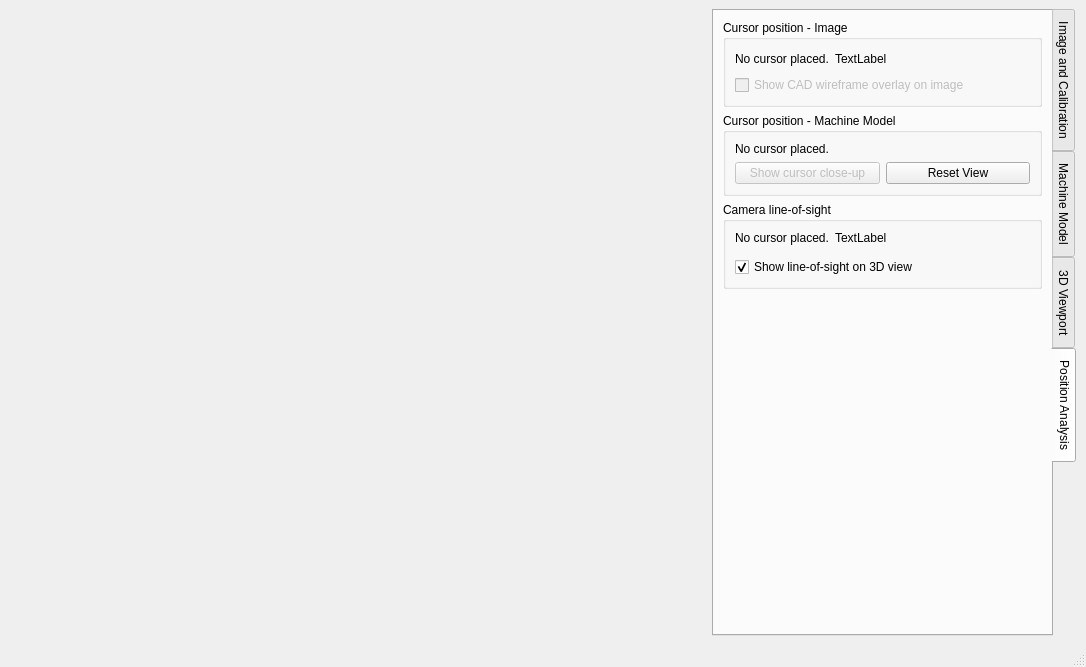
This is calcam/gui/qt_designer_files/image_analyser.ui in euratom-software/calcam as Qt 5 draws it before an edit. The edited form follows.
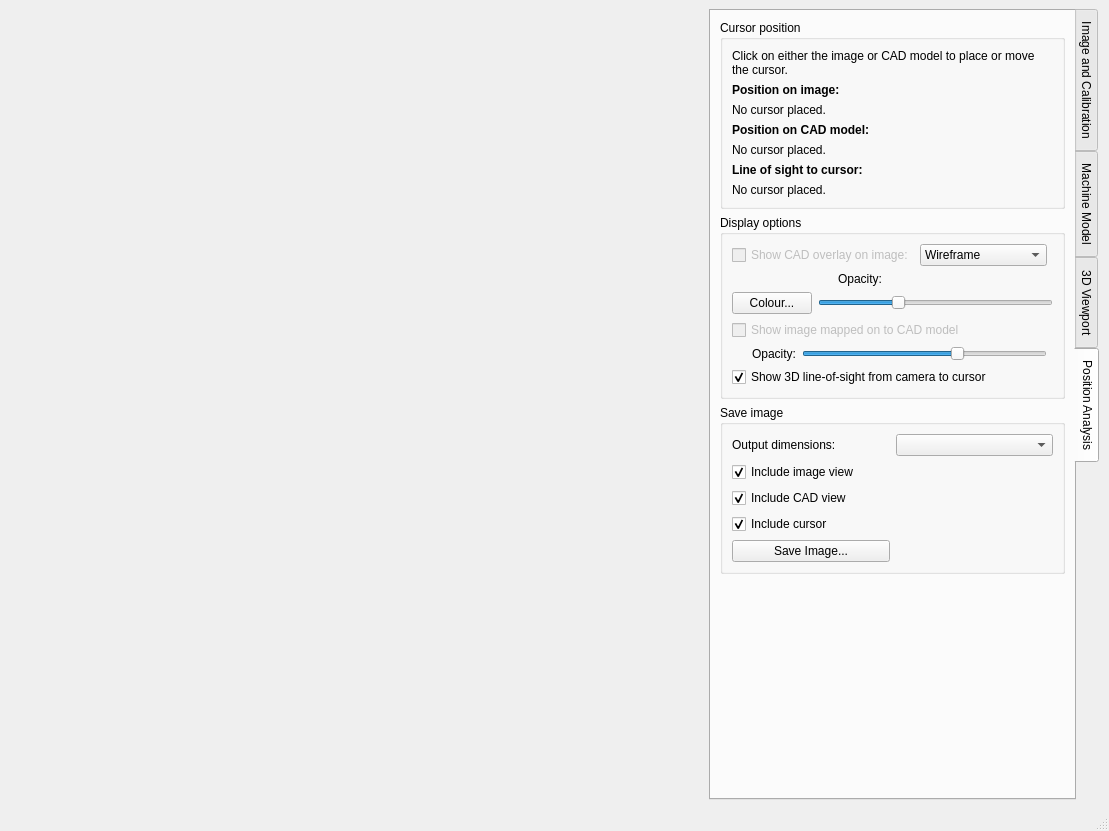
This is the edited form. The open tabs and pages were chosen to show the change.

```diff
--- a/calcam/gui/qt_designer_files/image_analyser.ui
+++ b/calcam/gui/qt_designer_files/image_analyser.ui
@@ -6,8 +6,8 @@
    <rect>
     <x>0</x>
     <y>0</y>
-    <width>1086</width>
-    <height>667</height>
+    <width>1109</width>
+    <height>831</height>
    </rect>
   </property>
   <property name="sizePolicy">
@@ -211,12 +211,153 @@
           </layout>
          </widget>
         </item>
+        <item>
+         <widget class="QGroupBox" name="image_settings">
+          <property name="sizePolicy">
+           <sizepolicy hsizetype="Expanding" vsizetype="Minimum">
+            <horstretch>0</horstretch>
+            <verstretch>0</verstretch>
+           </sizepolicy>
+          </property>
+          <property name="title">
+           <string>Image</string>
+          </property>
+          <layout class="QVBoxLayout" name="verticalLayout_7">
+           <item>
+            <widget class="QLabel" name="image_info">
+             <property name="sizePolicy">
+              <sizepolicy hsizetype="Expanding" vsizetype="Preferred">
+               <horstretch>0</horstretch>
+               <verstretch>0</verstretch>
+              </sizepolicy>
+             </property>
+             <property name="text">
+              <string>Image Info</string>
+             </property>
+            </widget>
+           </item>
+           <item>
+            <widget class="QWidget" name="widget_4" native="true">
+             <layout class="QGridLayout" name="gridLayout_7">
+              <property name="leftMargin">
+               <number>0</number>
+              </property>
+              <property name="topMargin">
+               <number>0</number>
+              </property>
+              <property name="rightMargin">
+               <number>0</number>
+              </property>
+              <property name="bottomMargin">
+               <number>0</number>
+              </property>
+             </layout>
+            </widget>
+           </item>
+           <item>
+            <widget class="QCheckBox" name="enhance_checkbox">
+             <property name="sizePolicy">
+              <sizepolicy hsizetype="Expanding" vsizetype="Fixed">
+               <horstretch>0</horstretch>
+               <verstretch>0</verstretch>
+              </sizepolicy>
+             </property>
+             <property name="text">
+              <string>Apply Image Enhancement</string>
+             </property>
+            </widget>
+           </item>
+           <item>
+            <widget class="QCheckBox" name="cmap_checkbox">
+             <property name="enabled">
+              <bool>false</bool>
+             </property>
+             <property name="text">
+              <string>Apply colour mapping</string>
+             </property>
+            </widget>
+           </item>
+           <item>
+            <widget class="QWidget" name="cmap_options" native="true">
+             <layout class="QGridLayout" name="gridLayout_8">
+              <property name="leftMargin">
+               <number>20</number>
+              </property>
+              <property name="topMargin">
+               <number>0</number>
+              </property>
+              <property name="rightMargin">
+               <number>0</number>
+              </property>
+              <property name="bottomMargin">
+               <number>0</number>
+              </property>
+              <item row="0" column="1">
+               <widget class="QComboBox" name="cmap_dropdown"/>
+              </item>
+              <item row="0" column="0">
+               <widget class="QLabel" name="label_6">
+                <property name="text">
+                 <string>Colour map:</string>
+                </property>
+               </widget>
+              </item>
+              <item row="1" column="1">
+               <widget class="QSpinBox" name="cmap_min">
+                <property name="buttonSymbols">
+                 <enum>QAbstractSpinBox::NoButtons</enum>
+                </property>
+                <property name="keyboardTracking">
+                 <bool>false</bool>
+                </property>
+               </widget>
+              </item>
+              <item row="1" column="0">
+               <widget class="QLabel" name="label_15">
+                <property name="text">
+                 <string>Minimum:</string>
+                </property>
+               </widget>
+              </item>
+              <item row="2" column="0">
+               <widget class="QLabel" name="label_16">
+                <property name="text">
+                 <string>Maximum:</string>
+                </property>
+               </widget>
+              </item>
+              <item row="2" column="1">
+               <widget class="QSpinBox" name="cmap_max">
+                <property name="buttonSymbols">
+                 <enum>QAbstractSpinBox::NoButtons</enum>
+                </property>
+                <property name="keyboardTracking">
+                 <bool>false</bool>
+                </property>
+               </widget>
+              </item>
+             </layout>
+            </widget>
+           </item>
+          </layout>
+         </widget>
+        </item>
         <item>
          <widget class="QGroupBox" name="groupBox_3">
           <property name="title">
            <string>Calibration for analysis</string>
           </property>
           <layout class="QGridLayout" name="gridLayout_10">
+           <item row="3" column="1">
+            <widget class="QPushButton" name="cal_props_button">
+             <property name="enabled">
+              <bool>false</bool>
+             </property>
+             <property name="text">
+              <string>Properties...</string>
+             </property>
+            </widget>
+           </item>
            <item row="0" column="0">
             <widget class="QLabel" name="label_3">
              <property name="text">
@@ -224,19 +365,6 @@
              </property>
             </widget>
            </item>
-           <item row="3" column="2">
-            <spacer name="horizontalSpacer">
-             <property name="orientation">
-              <enum>Qt::Horizontal</enum>
-             </property>
-             <property name="sizeHint" stdset="0">
-              <size>
-               <width>40</width>
-               <height>20</height>
-              </size>
-             </property>
-            </spacer>
-           </item>
            <item row="3" column="0">
             <widget class="QPushButton" name="load_calib_button">
              <property name="text">
@@ -244,13 +372,13 @@
              </property>
             </widget>
            </item>
-           <item row="3" column="1">
-            <widget class="QPushButton" name="cal_props_button">
+           <item row="3" column="2">
+            <widget class="QPushButton" name="movement_correction_button">
              <property name="enabled">
               <bool>false</bool>
              </property>
              <property name="text">
-              <string>Properties...</string>
+              <string>Movement Correction...</string>
              </property>
             </widget>
            </item>
@@ -264,65 +392,6 @@
           </layout>
          </widget>
         </item>
-        <item>
-         <widget class="QGroupBox" name="image_settings">
-          <property name="sizePolicy">
-           <sizepolicy hsizetype="Expanding" vsizetype="Minimum">
-            <horstretch>0</horstretch>
-            <verstretch>0</verstretch>
-           </sizepolicy>
-          </property>
-          <property name="title">
-           <string>Image</string>
-          </property>
-          <layout class="QVBoxLayout" name="verticalLayout_7">
-           <item>
-            <widget class="QLabel" name="image_info">
-             <property name="sizePolicy">
-              <sizepolicy hsizetype="Expanding" vsizetype="Preferred">
-               <horstretch>0</horstretch>
-               <verstretch>0</verstretch>
-              </sizepolicy>
-             </property>
-             <property name="text">
-              <string>Image Info</string>
-             </property>
-            </widget>
-           </item>
-           <item>
-            <widget class="QWidget" name="widget_4" native="true">
-             <layout class="QGridLayout" name="gridLayout_7">
-              <property name="leftMargin">
-               <number>0</number>
-              </property>
-              <property name="topMargin">
-               <number>0</number>
-              </property>
-              <property name="rightMargin">
-               <number>0</number>
-              </property>
-              <property name="bottomMargin">
-               <number>0</number>
-              </property>
-             </layout>
-            </widget>
-           </item>
-           <item>
-            <widget class="QCheckBox" name="enhance_checkbox">
-             <property name="sizePolicy">
-              <sizepolicy hsizetype="Expanding" vsizetype="Fixed">
-               <horstretch>0</horstretch>
-               <verstretch>0</verstretch>
-              </sizepolicy>
-             </property>
-             <property name="text">
-              <string>Apply Image Enhancement</string>
-             </property>
-            </widget>
-           </item>
-          </layout>
-         </widget>
-        </item>
         <item>
          <spacer name="verticalSpacer">
           <property name="orientation">
@@ -490,6 +559,38 @@
           </property>
          </widget>
         </item>
+        <item>
+         <widget class="QGroupBox" name="groupBox_7">
+          <property name="sizePolicy">
+           <sizepolicy hsizetype="Preferred" vsizetype="Minimum">
+            <horstretch>0</horstretch>
+            <verstretch>0</verstretch>
+           </sizepolicy>
+          </property>
+          <property name="title">
+           <string>Quick view options</string>
+          </property>
+          <layout class="QGridLayout" name="gridLayout_9">
+           <item row="0" column="0">
+            <widget class="QPushButton" name="reset_view_button">
+             <property name="text">
+              <string>Reset View to match image</string>
+             </property>
+            </widget>
+           </item>
+           <item row="0" column="1">
+            <widget class="QPushButton" name="cursor_closeup_button">
+             <property name="enabled">
+              <bool>false</bool>
+             </property>
+             <property name="text">
+              <string>Show cursor close-up</string>
+             </property>
+            </widget>
+           </item>
+          </layout>
+         </widget>
+        </item>
         <item>
          <widget class="QGroupBox" name="groupBox_5">
           <property name="title">
@@ -908,26 +1009,46 @@
         <string>Position Analysis</string>
        </attribute>
        <layout class="QGridLayout" name="gridLayout_13">
-        <item row="3" column="0">
-         <spacer name="verticalSpacer_4">
-          <property name="orientation">
-           <enum>Qt::Vertical</enum>
-          </property>
-          <property name="sizeHint" stdset="0">
-           <size>
-            <width>20</width>
-            <height>40</height>
-           </size>
-          </property>
-         </spacer>
-        </item>
         <item row="0" column="0">
          <widget class="QGroupBox" name="image_position_info_box">
+          <property name="sizePolicy">
+           <sizepolicy hsizetype="Preferred" vsizetype="Minimum">
+            <horstretch>0</horstretch>
+            <verstretch>0</verstretch>
+           </sizepolicy>
+          </property>
           <property name="title">
-           <string>Cursor position - Image</string>
+           <string>Cursor position</string>
           </property>
           <layout class="QGridLayout" name="gridLayout_11">
-           <item row="0" column="0">
+           <item row="3" column="0" colspan="3">
+            <widget class="QLabel" name="label_21">
+             <property name="text">
+              <string>&lt;html&gt;&lt;head/&gt;&lt;body&gt;&lt;p&gt;&lt;span style=&quot; font-weight:600;&quot;&gt;Position on CAD model:&lt;/span&gt;&lt;/p&gt;&lt;/body&gt;&lt;/html&gt;</string>
+             </property>
+            </widget>
+           </item>
+           <item row="4" column="0" colspan="3">
+            <widget class="QLabel" name="cadpos_info">
+             <property name="sizePolicy">
+              <sizepolicy hsizetype="Expanding" vsizetype="Preferred">
+               <horstretch>0</horstretch>
+               <verstretch>0</verstretch>
+              </sizepolicy>
+             </property>
+             <property name="text">
+              <string>No cursor placed.</string>
+             </property>
+            </widget>
+           </item>
+           <item row="5" column="0" colspan="3">
+            <widget class="QLabel" name="label_22">
+             <property name="text">
+              <string>&lt;html&gt;&lt;head/&gt;&lt;body&gt;&lt;p&gt;&lt;span style=&quot; font-weight:600;&quot;&gt;Line of sight to cursor:&lt;/span&gt;&lt;/p&gt;&lt;/body&gt;&lt;/html&gt;</string>
+             </property>
+            </widget>
+           </item>
+           <item row="2" column="0">
             <widget class="QLabel" name="impos_fieldnames">
              <property name="sizePolicy">
               <sizepolicy hsizetype="Minimum" vsizetype="Preferred">
@@ -940,53 +1061,47 @@
              </property>
             </widget>
            </item>
-           <item row="0" column="1">
+           <item row="2" column="1">
             <widget class="QLabel" name="impos_info">
              <property name="text">
-              <string>TextLabel</string>
+              <string/>
              </property>
             </widget>
            </item>
-           <item row="0" column="2">
-            <spacer name="horizontalSpacer_2">
-             <property name="orientation">
-              <enum>Qt::Horizontal</enum>
-             </property>
-             <property name="sizeHint" stdset="0">
-              <size>
-               <width>40</width>
-               <height>20</height>
-              </size>
-             </property>
-            </spacer>
-           </item>
-           <item row="1" column="0" colspan="3">
-            <widget class="QCheckBox" name="overlay_checkbox">
-             <property name="enabled">
-              <bool>false</bool>
-             </property>
+           <item row="0" column="0" colspan="3">
+            <widget class="QLabel" name="label_18">
              <property name="text">
-              <string>Show CAD wireframe overlay on image</string>
+              <string>Click on either the image or CAD model to place or move the cursor.</string>
+             </property>
+             <property name="wordWrap">
+              <bool>true</bool>
              </property>
             </widget>
            </item>
-          </layout>
-         </widget>
-        </item>
-        <item row="2" column="0">
-         <widget class="QGroupBox" name="groupBox_6">
-          <property name="title">
-           <string>Camera line-of-sight</string>
-          </property>
-          <layout class="QGridLayout" name="gridLayout_12">
-           <item row="0" column="1" alignment="Qt::AlignTop">
+           <item row="6" column="1">
             <widget class="QLabel" name="sightline_info">
+             <property name="sizePolicy">
+              <sizepolicy hsizetype="Expanding" vsizetype="Preferred">
+               <horstretch>0</horstretch>
+               <verstretch>0</verstretch>
+              </sizepolicy>
+             </property>
              <property name="text">
-              <string>TextLabel</string>
+              <string/>
              </property>
+             <property name="alignment">
+              <set>Qt::AlignLeading|Qt::AlignLeft|Qt::AlignTop</set>
+             </property>
             </widget>
            </item>
-           <item row="0" column="0" alignment="Qt::AlignTop">
+           <item row="1" column="0" colspan="3">
+            <widget class="QLabel" name="label_19">
+             <property name="text">
+              <string>&lt;html&gt;&lt;head/&gt;&lt;body&gt;&lt;p&gt;&lt;span style=&quot; font-weight:600;&quot;&gt;Position on image:&lt;/span&gt;&lt;/p&gt;&lt;/body&gt;&lt;/html&gt;</string>
+             </property>
+            </widget>
+           </item>
+           <item row="6" column="0">
             <widget class="QLabel" name="sightline_fieldnames">
              <property name="sizePolicy">
               <sizepolicy hsizetype="Minimum" vsizetype="Preferred">
@@ -997,67 +1112,270 @@
              <property name="text">
               <string>No cursor placed.</string>
              </property>
+             <property name="alignment">
+              <set>Qt::AlignLeading|Qt::AlignLeft|Qt::AlignTop</set>
+             </property>
             </widget>
            </item>
-           <item row="0" column="2">
-            <spacer name="horizontalSpacer_3">
-             <property name="orientation">
-              <enum>Qt::Horizontal</enum>
+          </layout>
+         </widget>
+        </item>
+        <item row="4" column="0">
+         <widget class="QGroupBox" name="groupBox_4">
+          <property name="sizePolicy">
+           <sizepolicy hsizetype="Preferred" vsizetype="Minimum">
+            <horstretch>0</horstretch>
+            <verstretch>0</verstretch>
+           </sizepolicy>
+          </property>
+          <property name="title">
+           <string>Save image</string>
+          </property>
+          <layout class="QGridLayout" name="gridLayout_14">
+           <item row="3" column="0" colspan="2">
+            <widget class="QCheckBox" name="render_cursor_checkbox">
+             <property name="text">
+              <string>Include cursor</string>
              </property>
-             <property name="sizeHint" stdset="0">
-              <size>
-               <width>40</width>
-               <height>20</height>
-              </size>
+             <property name="checked">
+              <bool>true</bool>
              </property>
-            </spacer>
+            </widget>
            </item>
-           <item row="1" column="0" colspan="3">
+           <item row="4" column="0">
+            <widget class="QPushButton" name="render_button">
+             <property name="text">
+              <string>Save Image...</string>
+             </property>
+            </widget>
+           </item>
+           <item row="1" column="0" colspan="2">
+            <widget class="QCheckBox" name="render_image_checkbox">
+             <property name="text">
+              <string>Include image view</string>
+             </property>
+             <property name="checked">
+              <bool>true</bool>
+             </property>
+            </widget>
+           </item>
+           <item row="2" column="0" colspan="2">
+            <widget class="QCheckBox" name="render_cad_checkbox">
+             <property name="text">
+              <string>Include CAD view</string>
+             </property>
+             <property name="checked">
+              <bool>true</bool>
+             </property>
+            </widget>
+           </item>
+           <item row="0" column="0">
+            <widget class="QLabel" name="label_24">
+             <property name="text">
+              <string>Output dimensions:</string>
+             </property>
+            </widget>
+           </item>
+           <item row="0" column="1">
+            <widget class="QComboBox" name="render_resolution"/>
+           </item>
+          </layout>
+         </widget>
+        </item>
+        <item row="3" column="0">
+         <widget class="QGroupBox" name="groupBox_6">
+          <property name="sizePolicy">
+           <sizepolicy hsizetype="Preferred" vsizetype="Minimum">
+            <horstretch>0</horstretch>
+            <verstretch>0</verstretch>
+           </sizepolicy>
+          </property>
+          <property name="title">
+           <string>Display options</string>
+          </property>
+          <layout class="QGridLayout" name="gridLayout_12">
+           <item row="0" column="0" colspan="2">
+            <widget class="QWidget" name="widget" native="true">
+             <property name="sizePolicy">
+              <sizepolicy hsizetype="Expanding" vsizetype="Preferred">
+               <horstretch>0</horstretch>
+               <verstretch>0</verstretch>
+              </sizepolicy>
+             </property>
+             <layout class="QHBoxLayout" name="horizontalLayout_2">
+              <property name="leftMargin">
+               <number>0</number>
+              </property>
+              <property name="topMargin">
+               <number>0</number>
+              </property>
+              <property name="rightMargin">
+               <number>0</number>
+              </property>
+              <property name="bottomMargin">
+               <number>0</number>
+              </property>
+              <item>
+               <widget class="QCheckBox" name="overlay_checkbox">
+                <property name="enabled">
+                 <bool>false</bool>
+                </property>
+                <property name="text">
+                 <string>Show CAD overlay on image:</string>
+                </property>
+               </widget>
+              </item>
+              <item>
+               <widget class="QComboBox" name="overlay_type_box">
+                <property name="sizePolicy">
+                 <sizepolicy hsizetype="Expanding" vsizetype="Fixed">
+                  <horstretch>0</horstretch>
+                  <verstretch>0</verstretch>
+                 </sizepolicy>
+                </property>
+                <item>
+                 <property name="text">
+                  <string>Wireframe</string>
+                 </property>
+                </item>
+                <item>
+                 <property name="text">
+                  <string>Solid Body</string>
+                 </property>
+                </item>
+               </widget>
+              </item>
+             </layout>
+            </widget>
+           </item>
+           <item row="5" column="0" colspan="3">
             <widget class="QCheckBox" name="sightline_checkbox">
              <property name="text">
-              <string>Show line-of-sight on 3D view</string>
+              <string>Show 3D line-of-sight from camera to cursor</string>
              </property>
              <property name="checked">
               <bool>true</bool>
              </property>
             </widget>
            </item>
-          </layout>
-         </widget>
-        </item>
-        <item row="1" column="0">
-         <widget class="QGroupBox" name="groupBox_7">
-          <property name="title">
-           <string>Cursor position - Machine Model</string>
-          </property>
-          <layout class="QGridLayout" name="gridLayout_9">
-           <item row="2" column="0">
-            <widget class="QPushButton" name="cursor_closeup_button">
+           <item row="4" column="0">
+            <widget class="QLabel" name="mapped_im_opacity_label">
+             <property name="text">
+              <string>Opacity:</string>
+             </property>
+             <property name="indent">
+              <number>20</number>
+             </property>
+            </widget>
+           </item>
+           <item row="4" column="1">
+            <widget class="QSlider" name="mapped_im_opacity_slider">
+             <property name="minimum">
+              <number>30</number>
+             </property>
+             <property name="maximum">
+              <number>100</number>
+             </property>
+             <property name="value">
+              <number>75</number>
+             </property>
+             <property name="tracking">
+              <bool>false</bool>
+             </property>
+             <property name="orientation">
+              <enum>Qt::Horizontal</enum>
+             </property>
+            </widget>
+           </item>
+           <item row="3" column="0" colspan="3">
+            <widget class="QCheckBox" name="im_mapping_checkbox">
              <property name="enabled">
               <bool>false</bool>
              </property>
              <property name="text">
-              <string>Show cursor close-up</string>
+              <string>Show image mapped on to CAD model</string>
              </property>
             </widget>
            </item>
-           <item row="2" column="1">
-            <widget class="QPushButton" name="reset_view_button">
-             <property name="text">
-              <string>Reset View</string>
+           <item row="2" column="0" colspan="3">
+            <widget class="QWidget" name="overlay_settings" native="true">
+             <property name="sizePolicy">
+              <sizepolicy hsizetype="Expanding" vsizetype="Preferred">
+               <horstretch>0</horstretch>
+               <verstretch>0</verstretch>
+              </sizepolicy>
              </property>
-            </widget>
-           </item>
-           <item row="0" column="0" colspan="2">
-            <widget class="QLabel" name="cadpos_info">
-             <property name="text">
-              <string>No cursor placed.</string>
-             </property>
+             <layout class="QGridLayout" name="gridLayout_16">
+              <property name="leftMargin">
+               <number>0</number>
+              </property>
+              <property name="topMargin">
+               <number>0</number>
+              </property>
+              <property name="rightMargin">
+               <number>0</number>
+              </property>
+              <property name="bottomMargin">
+               <number>0</number>
+              </property>
+              <item row="1" column="2">
+               <widget class="QSlider" name="overlay_opacity_slider">
+                <property name="minimum">
+                 <number>25</number>
+                </property>
+                <property name="maximum">
+                 <number>100</number>
+                </property>
+                <property name="value">
+                 <number>50</number>
+                </property>
+                <property name="tracking">
+                 <bool>false</bool>
+                </property>
+                <property name="orientation">
+                 <enum>Qt::Horizontal</enum>
+                </property>
+               </widget>
+              </item>
+              <item row="0" column="2">
+               <widget class="QLabel" name="overlay_opacity_label">
+                <property name="text">
+                 <string>&lt;html&gt;&lt;head/&gt;&lt;body&gt;&lt;p&gt;Opacity:&lt;/p&gt;&lt;/body&gt;&lt;/html&gt;</string>
+                </property>
+                <property name="margin">
+                 <number>0</number>
+                </property>
+                <property name="indent">
+                 <number>20</number>
+                </property>
+               </widget>
+              </item>
+              <item row="1" column="0">
+               <widget class="QPushButton" name="overlay_colour_button">
+                <property name="text">
+                 <string>Colour...</string>
+                </property>
+               </widget>
+              </item>
+             </layout>
             </widget>
            </item>
           </layout>
          </widget>
         </item>
+        <item row="5" column="0">
+         <spacer name="verticalSpacer_2">
+          <property name="orientation">
+           <enum>Qt::Vertical</enum>
+          </property>
+          <property name="sizeHint" stdset="0">
+           <size>
+            <width>20</width>
+            <height>40</height>
+           </size>
+          </property>
+         </spacer>
+        </item>
        </layout>
       </widget>
      </widget>
```
